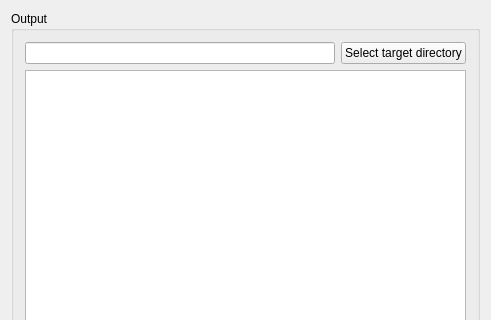
Qt form mpl_data_cast/gui/widget_output.ui (GuckLab/MPL-Data-Cast) before a commit; both pictures show x 0 to 491 and y 0 to 320 of the 491 by 516 pixel window.
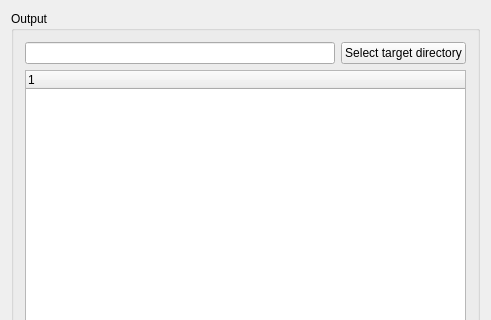
The same form after that commit.

Commit message: Add exception handling for input and output directories, refactor code a little

Patch:
```diff
--- a/mpl_data_cast/gui/widget_output.ui
+++ b/mpl_data_cast/gui/widget_output.ui
@@ -80,16 +80,21 @@
          </layout>
         </item>
         <item>
-         <widget class="QTreeView" name="treeView_output">
+         <widget class="QTreeWidget" name="treeWidget_output">
           <property name="acceptDrops">
            <bool>true</bool>
           </property>
           <property name="uniformRowHeights">
            <bool>true</bool>
           </property>
-          <attribute name="headerCascadingSectionResizes">
-           <bool>true</bool>
-          </attribute>
+          <property name="topLevelItemCount" stdset="0">
+           <number>0</number>
+          </property>
+          <column>
+           <property name="text">
+            <string notr="true">1</string>
+           </property>
+          </column>
          </widget>
         </item>
        </layout>
```
The commit also changes 7 other files.
